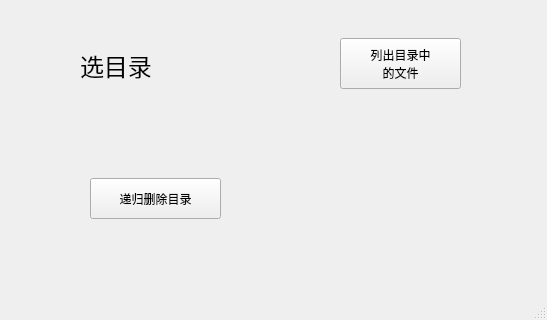
Old version of the form QFile_QFileInfo_QDir_QTextStream_QDataStream/mainwindow.ui in the repository charon-cheung/Qt-Turtorial; both pictures show x 0 to 547 and y 169 to 489 of the 547 by 489 pixel window.
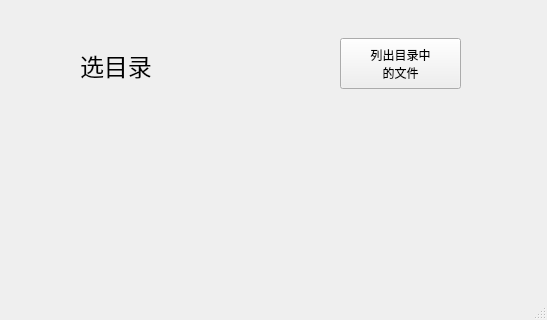
New version of the form.

Patch:
```diff
--- a/QFile_QFileInfo_QDir_QTextStream_QDataStream/mainwindow.ui
+++ b/QFile_QFileInfo_QDir_QTextStream_QDataStream/mainwindow.ui
@@ -80,19 +80,6 @@
      <string>读文件</string>
     </property>
    </widget>
-   <widget class="QPushButton" name="deleteDir">
-    <property name="geometry">
-     <rect>
-      <x>90</x>
-      <y>330</y>
-      <width>131</width>
-      <height>41</height>
-     </rect>
-    </property>
-    <property name="text">
-     <string>递归删除目录</string>
-    </property>
-   </widget>
   </widget>
   <widget class="QMenuBar" name="menuBar">
    <property name="geometry">
```
